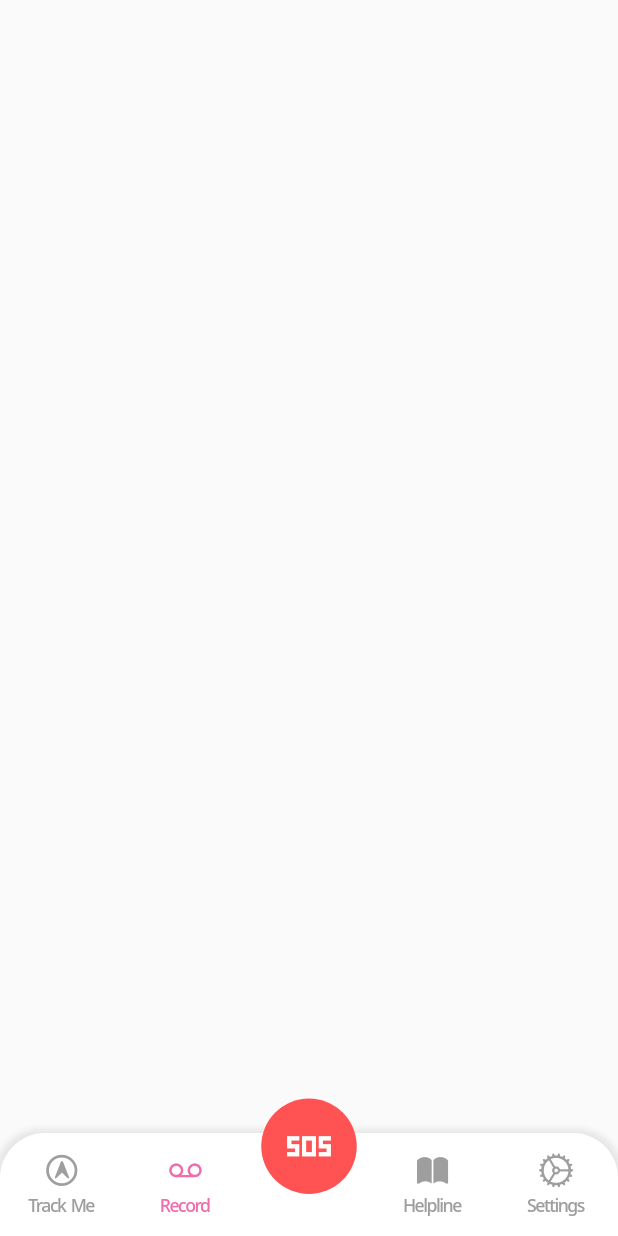
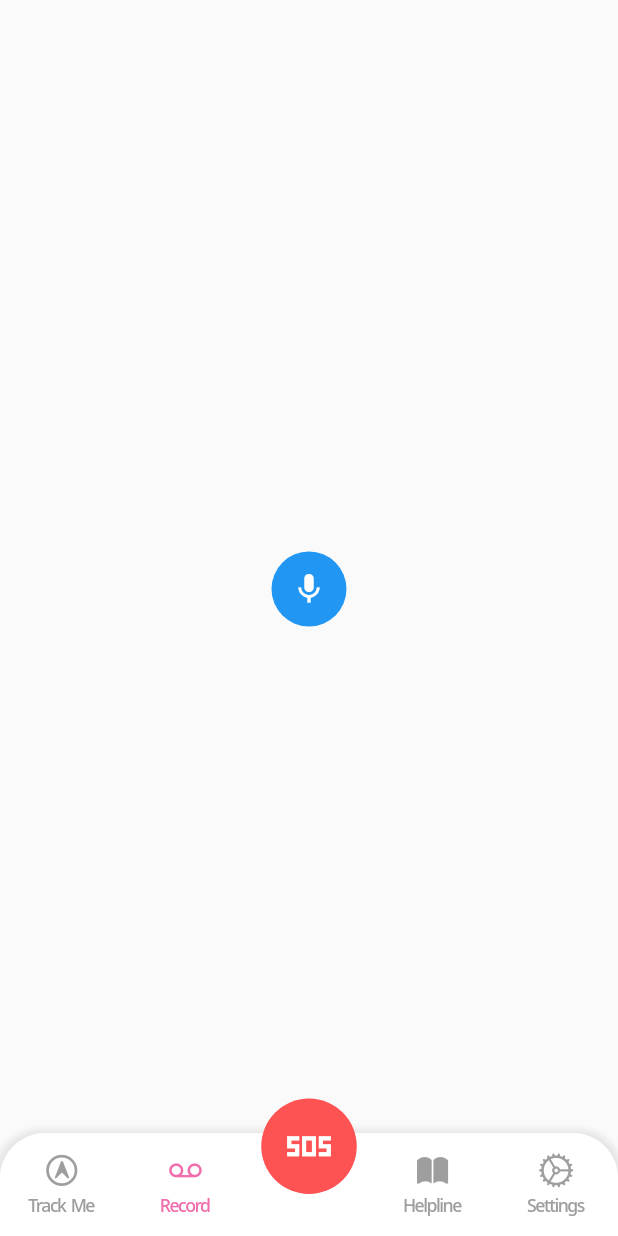
Before and after one commit to Amogh-Prabhu/IndiSafe_Hack_Autobots, a Flutter app: the screen it shows after launch, item 2 of the bottom bar chosen, on a phone screen of 412 x 824 dp. Run offline on Flutter 3.47's test engine with Material 2 defaults, Android fonts, the phone set to English and light mode, and no system bars; drawn by our look-alikes of persistent_bottom_nav_bar; our stand-ins replace camera, cloud_firestore, firebase_auth, firebase_core, firebase_storage, shared_preferences; missing offline and left inert: record; accounts and stored records are empty; statements that could not run were skipped.

Commit message:
audio feature added

```diff
--- a/lib/app/app.dart
+++ b/lib/app/app.dart
@@ -1,9 +1,12 @@
 // ignore_for_file: prefer_const_constructors, prefer_const_literals_to_create_immutables, library_private_types_in_public_api
 import 'package:flutter/cupertino.dart';
 import 'package:flutter/material.dart';
+import 'package:kavach/record/audio/audio_record.dart';
 import 'package:kavach/track/track.dart';
 import 'package:kavach/utils/kavach_theme.dart';
 import 'package:persistent_bottom_nav_bar/persistent_tab_view.dart';
+
+import '../record/video/video_record.dart';
 
 class App extends StatefulWidget {
   const App({Key? key}) : super(key: key);
@@ -55,7 +58,13 @@ class _AppState extends State<App> {
               ),
               topRight: Radius.circular(30)),
         ),
-        screens: [Track(), Scaffold(), Scaffold(), Scaffold(), Scaffold()],
+        screens: [
+          Track(),
+          AudioRecordPage(),
+          Scaffold(),
+          Scaffold(),
+          Scaffold()
+        ],
         items: [
           PersistentBottomNavBarItem(
               icon: Icon(CupertinoIcons.location_circle, size: size / 17),
--- /dev/null
+++ b/lib/record/audio/audio_record.dart
@@ -0,0 +1,61 @@
+import 'dart:io';
+
+import 'package:flutter/material.dart';
+import 'package:kavach/record/audio/audio_service.dart';
+import 'package:kavach/store/storage/service.dart';
+
+class AudioRecordPage extends StatefulWidget {
+  const AudioRecordPage({super.key});
+
+  @override
+  State<AudioRecordPage> createState() => _AudioRecordPageState();
+}
+
+class _AudioRecordPageState extends State<AudioRecordPage> {
+  bool _isRecording = false;
+  late AudioService audioService;
+  @override
+  void initState() {
+    audioService = AudioService();
+    super.initState();
+  }
+
+  @override
+  Widget build(BuildContext context) {
+    return Scaffold(
+      body: Center(
+        child: GestureDetector(
+          onTap: () async {
+            _isRecording = true;
+            await audioService.start();
+            setState(() {});
+            Future.delayed(const Duration(seconds: 5)).then((_) async {
+              _isRecording = false;
+              String? path = await audioService.stop();
+              if (path != null) {
+                String url = await StorageService.uploadFile(
+                  file: File(path),
+                  audio: true,
+                );
+              }
+              setState(() {});
+            });
+          },
+          child: !_isRecording
+              ? Container(
+                  height: 50,
+                  width: 50,
+                  decoration: BoxDecoration(
+                      color: Colors.blue,
+                      borderRadius: BorderRadius.circular(50)),
+                  child: const Icon(
+                    Icons.mic,
+                    color: Colors.white,
+                  ),
+                )
+              : const CircularProgressIndicator(),
+        ),
+      ),
+    );
+  }
+}
--- a/pubspec.yaml
+++ b/pubspec.yaml
@@ -40,6 +40,8 @@ dependencies:
   cloud_firestore: ^4.5.0
   firebase_storage: ^11.1.0
   shared_preferences: ^2.1.0
+  camera: ^0.10.4
+  record: ^4.4.4
 
 dev_dependencies:
   flutter_test:
```
Also changed, not shown: lib/record/audio/audio_service.dart (added, +34 -0 lines), lib/record/video/video_record.dart (added, +49 -0 lines), lib/store/storage/service.dart (+14 -13 lines), pubspec.lock, 1 other file.
